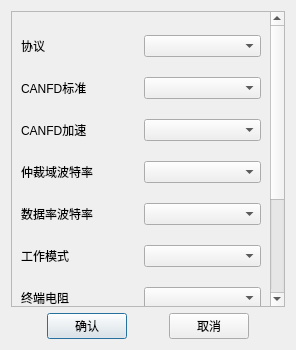
This is ZCAN_MINI/UI/initcan_dialog.ui in icanerandy/ZCAN_MINI as Qt 5 draws it before an edit. The edited form follows.
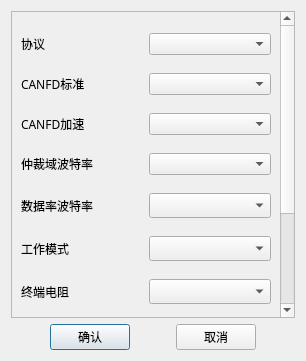
This is the edited form.

```diff
--- a/ZCAN_MINI/UI/initcan_dialog.ui
+++ b/ZCAN_MINI/UI/initcan_dialog.ui
@@ -6,8 +6,8 @@
    <rect>
     <x>0</x>
     <y>0</y>
-    <width>296</width>
-    <height>350</height>
+    <width>306</width>
+    <height>361</height>
    </rect>
   </property>
   <property name="windowTitle">
@@ -23,8 +23,8 @@
       <property name="geometry">
        <rect>
         <x>0</x>
-        <y>0</y>
-        <width>262</width>
+        <y>-148</y>
+        <width>270</width>
         <height>450</height>
        </rect>
       </property>
@@ -39,6 +39,11 @@
         <layout class="QHBoxLayout" name="horizontalLayout_2">
          <item>
           <widget class="QLabel" name="labProtocol">
+           <property name="font">
+            <font>
+             <family>微软雅黑</family>
+            </font>
+           </property>
            <property name="text">
             <string>协议</string>
            </property>
@@ -53,6 +58,11 @@
         <layout class="QHBoxLayout" name="horizontalLayout_3">
          <item>
           <widget class="QLabel" name="labCanfdStandard">
+           <property name="font">
+            <font>
+             <family>微软雅黑</family>
+            </font>
+           </property>
            <property name="text">
             <string>CANFD标准</string>
            </property>
@@ -67,6 +77,11 @@
         <layout class="QHBoxLayout" name="horizontalLayout_4">
          <item>
           <widget class="QLabel" name="labCanfdSpeedUp">
+           <property name="font">
+            <font>
+             <family>微软雅黑</family>
+            </font>
+           </property>
            <property name="text">
             <string>CANFD加速</string>
            </property>
@@ -81,6 +96,11 @@
         <layout class="QHBoxLayout" name="horizontalLayout_5">
          <item>
           <widget class="QLabel" name="labAbit">
+           <property name="font">
+            <font>
+             <family>微软雅黑</family>
+            </font>
+           </property>
            <property name="text">
             <string>仲裁域波特率</string>
            </property>
@@ -95,13 +115,24 @@
         <layout class="QHBoxLayout" name="horizontalLayout_6">
          <item>
           <widget class="QLabel" name="labDbit">
+           <property name="font">
+            <font>
+             <family>黑体</family>
+            </font>
+           </property>
            <property name="text">
             <string>数据率波特率</string>
            </property>
           </widget>
          </item>
          <item>
-          <widget class="QComboBox" name="comboDbit"/>
+          <widget class="QComboBox" name="comboDbit">
+           <property name="font">
+            <font>
+             <family>黑体</family>
+            </font>
+           </property>
+          </widget>
          </item>
         </layout>
        </item>
@@ -109,13 +140,24 @@
         <layout class="QHBoxLayout" name="horizontalLayout_7">
          <item>
           <widget class="QLabel" name="labWorkMode">
+           <property name="font">
+            <font>
+             <family>黑体</family>
+            </font>
+           </property>
            <property name="text">
             <string>工作模式</string>
            </property>
           </widget>
          </item>
          <item>
-          <widget class="QComboBox" name="comboWorkMode"/>
+          <widget class="QComboBox" name="comboWorkMode">
+           <property name="font">
+            <font>
+             <family>黑体</family>
+            </font>
+           </property>
+          </widget>
          </item>
         </layout>
        </item>
@@ -123,13 +165,24 @@
         <layout class="QHBoxLayout" name="horizontalLayout_8">
          <item>
           <widget class="QLabel" name="labResistance">
+           <property name="font">
+            <font>
+             <family>黑体</family>
+            </font>
+           </property>
            <property name="text">
             <string>终端电阻</string>
            </property>
           </widget>
          </item>
          <item>
-          <widget class="QComboBox" name="comboResistance"/>
+          <widget class="QComboBox" name="comboResistance">
+           <property name="font">
+            <font>
+             <family>黑体</family>
+            </font>
+           </property>
+          </widget>
          </item>
         </layout>
        </item>
@@ -137,13 +190,24 @@
         <layout class="QHBoxLayout" name="horizontalLayout_9">
          <item>
           <widget class="QLabel" name="label_8">
+           <property name="font">
+            <font>
+             <family>黑体</family>
+            </font>
+           </property>
            <property name="text">
             <string>上报总线利用率</string>
            </property>
           </widget>
          </item>
          <item>
-          <widget class="QComboBox" name="comboBox_8"/>
+          <widget class="QComboBox" name="comboBox_8">
+           <property name="font">
+            <font>
+             <family>黑体</family>
+            </font>
+           </property>
+          </widget>
          </item>
         </layout>
        </item>
@@ -151,13 +215,24 @@
         <layout class="QHBoxLayout" name="horizontalLayout_10">
          <item>
           <widget class="QLabel" name="label_9">
+           <property name="font">
+            <font>
+             <family>黑体</family>
+            </font>
+           </property>
            <property name="text">
             <string>总线利用周期(ms)</string>
            </property>
           </widget>
          </item>
          <item>
-          <widget class="QComboBox" name="comboBox_9"/>
+          <widget class="QComboBox" name="comboBox_9">
+           <property name="font">
+            <font>
+             <family>黑体</family>
+            </font>
+           </property>
+          </widget>
          </item>
         </layout>
        </item>
@@ -165,13 +240,24 @@
         <layout class="QHBoxLayout" name="horizontalLayout_11">
          <item>
           <widget class="QLabel" name="label_10">
+           <property name="font">
+            <font>
+             <family>黑体</family>
+            </font>
+           </property>
            <property name="text">
             <string>发送重试</string>
            </property>
           </widget>
          </item>
          <item>
-          <widget class="QComboBox" name="comboBox_10"/>
+          <widget class="QComboBox" name="comboBox_10">
+           <property name="font">
+            <font>
+             <family>黑体</family>
+            </font>
+           </property>
+          </widget>
          </item>
         </layout>
        </item>
@@ -196,6 +282,11 @@
      </item>
      <item>
       <widget class="QPushButton" name="btnOk">
+       <property name="font">
+        <font>
+         <family>黑体</family>
+        </font>
+       </property>
        <property name="text">
         <string>确认</string>
        </property>
@@ -216,6 +307,11 @@
      </item>
      <item>
       <widget class="QPushButton" name="btnCancel">
+       <property name="font">
+        <font>
+         <family>黑体</family>
+        </font>
+       </property>
        <property name="text">
         <string>取消</string>
        </property>
```
